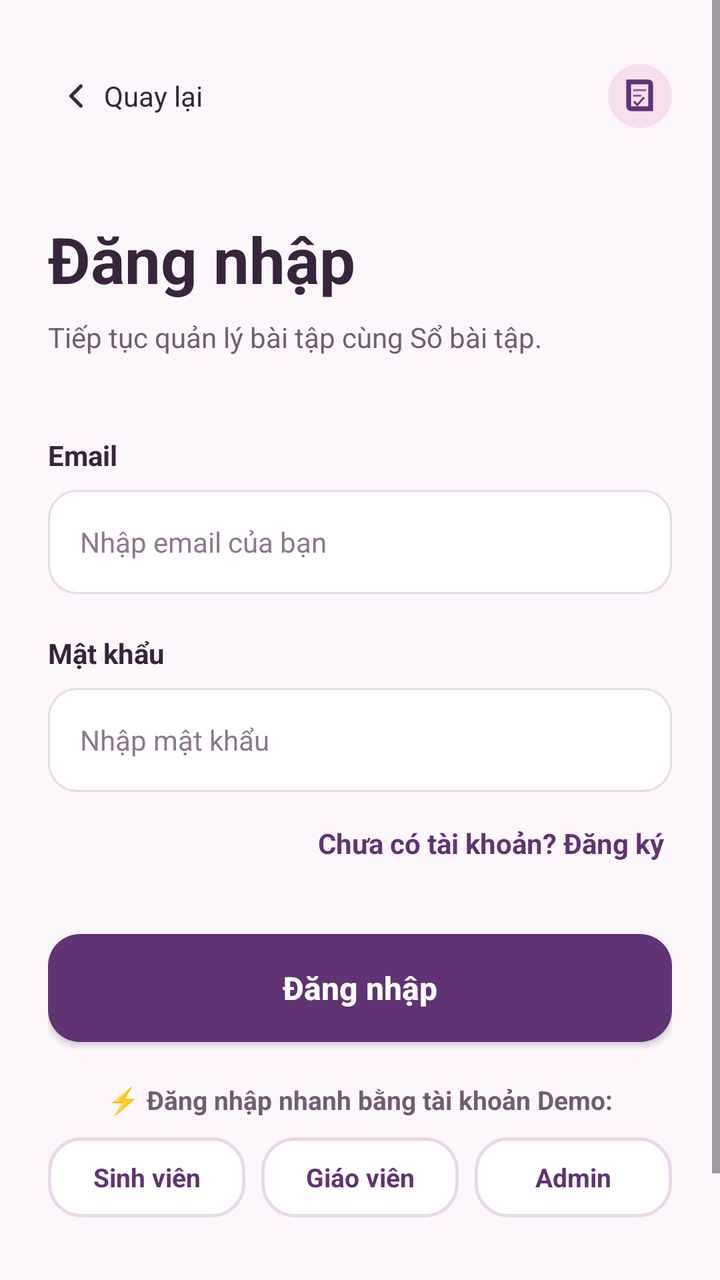
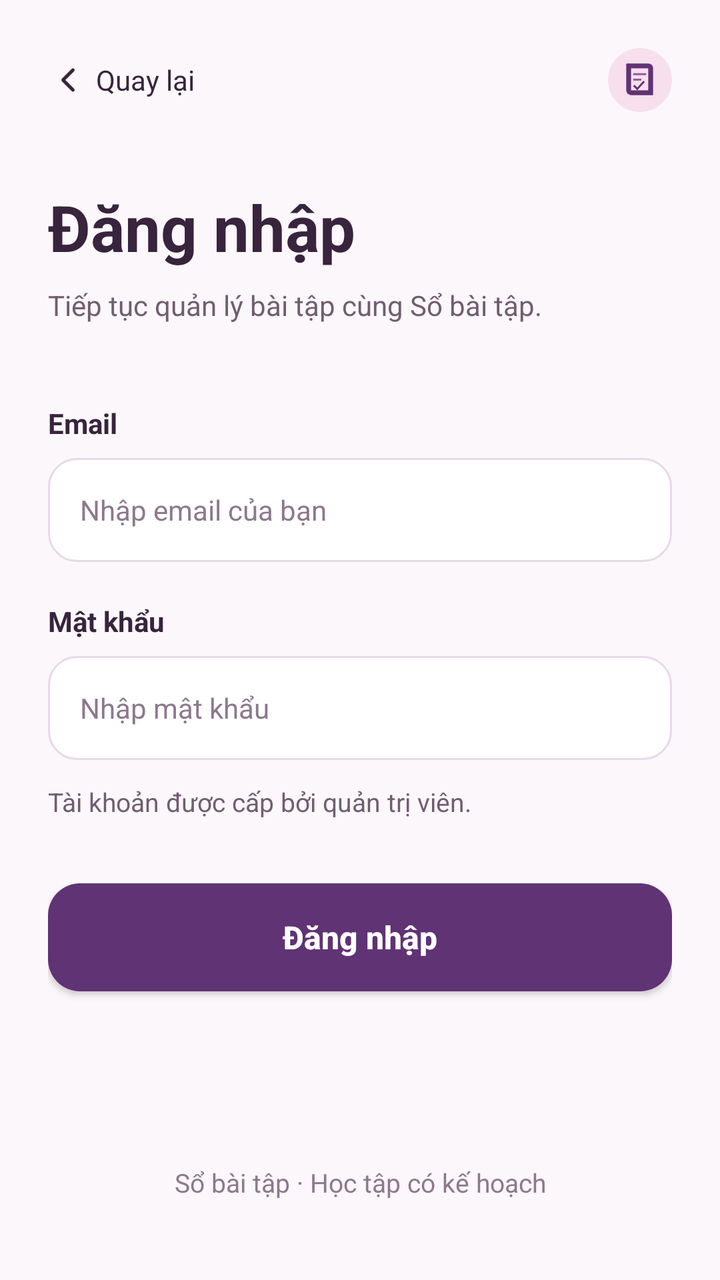

Compare the two renders of this Android layout. The source of the first and the diff that turns it into the second are given below.
<!-- AndroidManifest.xml: application theme Theme.QuanLyBaiTapSinhVien -->
<!-- res/layout/activity_login.xml -->
<?xml version="1.0" encoding="utf-8"?>
<ScrollView xmlns:android="http://schemas.android.com/apk/res/android"
    xmlns:app="http://schemas.android.com/apk/res-auto"
    xmlns:tools="http://schemas.android.com/tools"
    android:layout_width="match_parent"
    android:layout_height="match_parent"
    android:background="@color/bg_screen"
    android:fillViewport="true"
    android:fitsSystemWindows="true"
    tools:context=".LoginActivity">

    <androidx.constraintlayout.widget.ConstraintLayout
        android:id="@+id/mainLayout"
        android:layout_width="match_parent"
        android:layout_height="wrap_content"
        android:padding="24dp">

        
        <LinearLayout
            android:id="@+id/layoutTopBar"
            android:layout_width="match_parent"
            android:layout_height="wrap_content"
            android:gravity="center_vertical"
            android:orientation="horizontal"
            app:layout_constraintEnd_toEndOf="parent"
            app:layout_constraintStart_toStartOf="parent"
            app:layout_constraintTop_toTopOf="parent">

            
            <LinearLayout
                android:id="@+id/btnQuayLai"
                android:layout_width="wrap_content"
                android:layout_height="wrap_content"
                android:minHeight="48dp"
                android:background="?android:attr/selectableItemBackgroundBorderless"
                android:clickable="true"
                android:focusable="true"
                android:gravity="center_vertical"
                android:orientation="horizontal"
                android:paddingStart="4dp"
                android:paddingEnd="12dp"
                android:paddingTop="8dp"
                android:paddingBottom="8dp">

                <ImageView
                    android:layout_width="20dp"
                    android:layout_height="20dp"
                    android:contentDescription="Quay lại"
                    android:src="@drawable/ic_back_arrow" />

                <TextView
                    android:layout_width="wrap_content"
                    android:layout_height="wrap_content"
                    android:layout_marginStart="4dp"
                    android:text="Quay lại"
                    android:textColor="@color/text_primary"
                    android:textSize="14sp" />
            </LinearLayout>

            <View
                android:layout_width="0dp"
                android:layout_height="1dp"
                android:layout_weight="1" />

            
            <ImageView
                android:layout_width="32dp"
                android:layout_height="32dp"
                android:background="@drawable/bg_logo_card"
                android:contentDescription="@string/app_name"
                android:padding="5dp"
                android:src="@drawable/ic_app_mark" />
        </LinearLayout>

        
        <TextView
            android:id="@+id/tvTitle"
            android:layout_width="wrap_content"
            android:layout_height="wrap_content"
            android:layout_marginTop="36dp"
            android:text="Đăng nhập"
            android:textColor="@color/text_primary"
            android:textSize="32sp"
            android:textStyle="bold"
            app:layout_constraintStart_toStartOf="parent"
            app:layout_constraintTop_toBottomOf="@+id/layoutTopBar" />

        
        <TextView
            android:id="@+id/tvSubtitle"
            android:layout_width="wrap_content"
            android:layout_height="wrap_content"
            android:layout_marginTop="8dp"
            android:text="Tiếp tục quản lý bài tập cùng Sổ bài tập."
            android:textColor="@color/text_secondary"
            android:textSize="14sp"
            app:layout_constraintStart_toStartOf="parent"
            app:layout_constraintTop_toBottomOf="@+id/tvTitle" />

        
        <LinearLayout
            android:id="@+id/layoutForm"
            android:layout_width="match_parent"
            android:layout_height="wrap_content"
            android:layout_marginTop="40dp"
            android:orientation="vertical"
            app:layout_constraintEnd_toEndOf="parent"
            app:layout_constraintStart_toStartOf="parent"
            app:layout_constraintTop_toBottomOf="@+id/tvSubtitle">

            
            <TextView
                android:layout_width="wrap_content"
                android:layout_height="wrap_content"
                android:text="Email"
                android:textColor="@color/text_primary"
                android:textSize="14sp"
                android:textStyle="bold" />

            
            <EditText
                android:id="@+id/etTenDangNhap"
                android:layout_width="match_parent"
                android:layout_height="52dp"
                android:layout_marginTop="8dp"
                android:background="@drawable/bg_input_field"
                android:hint="Nhập email của bạn"
                android:inputType="textEmailAddress"
                android:paddingHorizontal="16dp"
                android:textColor="@color/text_primary"
                android:textColorHint="@color/text_hint"
                android:textSize="14sp" />

            
            <TextView
                android:layout_width="wrap_content"
                android:layout_height="wrap_content"
                android:layout_marginTop="20dp"
                android:text="Mật khẩu"
                android:textColor="@color/text_primary"
                android:textSize="14sp"
                android:textStyle="bold" />

            
            <EditText
                android:id="@+id/etMatKhau"
                android:layout_width="match_parent"
                android:layout_height="52dp"
                android:layout_marginTop="8dp"
                android:background="@drawable/bg_input_field"
                android:hint="Nhập mật khẩu"
                android:inputType="textPassword"
                android:paddingHorizontal="16dp"
                android:textColor="@color/text_primary"
                android:textColorHint="@color/text_hint"
                android:textSize="14sp" />

            
            <TextView
                android:id="@+id/tvDangKyNgay"
                android:layout_width="wrap_content"
                android:layout_height="wrap_content"
                android:layout_gravity="end"
                android:layout_marginTop="12dp"
                android:padding="4dp"
                android:text="Chưa có tài khoản? Đăng ký"
                android:textColor="@color/blue_primary"
                android:textSize="14sp"
                android:textStyle="bold" />
        </LinearLayout>

        
        <androidx.appcompat.widget.AppCompatButton
            android:id="@+id/btnThucHienDangNhap"
            android:layout_width="match_parent"
            android:layout_height="54dp"
            android:layout_marginTop="32dp"
            android:background="@drawable/bg_blue_button"
            android:text="Đăng nhập"
            android:textAllCaps="false"
            android:textColor="@color/white"
            android:textSize="16sp"
            android:textStyle="bold"
            app:layout_constraintEnd_toEndOf="parent"
            app:layout_constraintStart_toStartOf="parent"
            app:layout_constraintTop_toBottomOf="@+id/layoutForm" />

        
        <LinearLayout
            android:id="@+id/layoutDemoAccounts"
            android:layout_width="match_parent"
            android:layout_height="wrap_content"
            android:layout_marginTop="20dp"
            android:orientation="vertical"
            app:layout_constraintEnd_toEndOf="parent"
            app:layout_constraintStart_toStartOf="parent"
            app:layout_constraintTop_toBottomOf="@+id/btnThucHienDangNhap">

            <TextView
                android:layout_width="wrap_content"
                android:layout_height="wrap_content"
                android:layout_gravity="center_horizontal"
                android:text="⚡ Đăng nhập nhanh bằng tài khoản Demo:"
                android:textColor="@color/text_secondary"
                android:textSize="13sp"
                android:textStyle="bold" />

            <LinearLayout
                android:layout_width="match_parent"
                android:layout_height="wrap_content"
                android:layout_marginTop="10dp"
                android:orientation="horizontal">

                
                <TextView
                    android:id="@+id/btnDemoStudent"
                    android:layout_width="0dp"
                    android:layout_height="40dp"
                    android:layout_marginEnd="4dp"
                    android:layout_weight="1"
                    android:background="@drawable/bg_outline_button"
                    android:clickable="true"
                    android:focusable="true"
                    android:gravity="center"
                    android:text="Sinh viên"
                    android:textColor="@color/blue_primary"
                    android:textSize="13sp"
                    android:textStyle="bold" />

                
                <TextView
                    android:id="@+id/btnDemoTeacher"
                    android:layout_width="0dp"
                    android:layout_height="40dp"
                    android:layout_marginHorizontal="4dp"
                    android:layout_weight="1"
                    android:background="@drawable/bg_outline_button"
                    android:clickable="true"
                    android:focusable="true"
                    android:gravity="center"
                    android:text="Giáo viên"
                    android:textColor="@color/blue_primary"
                    android:textSize="13sp"
                    android:textStyle="bold" />

                
                <TextView
                    android:id="@+id/btnDemoAdmin"
                    android:layout_width="0dp"
                    android:layout_height="40dp"
                    android:layout_marginStart="4dp"
                    android:layout_weight="1"
                    android:background="@drawable/bg_outline_button"
                    android:clickable="true"
                    android:focusable="true"
                    android:gravity="center"
                    android:text="Admin"
                    android:textColor="@color/blue_primary"
                    android:textSize="13sp"
                    android:textStyle="bold" />
            </LinearLayout>
        </LinearLayout>

        
        <TextView
            android:id="@+id/tvFootnote"
            android:layout_width="wrap_content"
            android:layout_height="wrap_content"
            android:layout_marginTop="32dp"
            android:layout_marginBottom="16dp"
            android:text="Sổ bài tập · Học tập có kế hoạch"
            android:textColor="@color/text_hint"
            android:textSize="13sp"
            app:layout_constraintBottom_toBottomOf="parent"
            app:layout_constraintEnd_toEndOf="parent"
            app:layout_constraintStart_toStartOf="parent"
            app:layout_constraintTop_toBottomOf="@+id/layoutDemoAccounts"
            app:layout_constraintVertical_bias="1.0" />

    </androidx.constraintlayout.widget.ConstraintLayout>
</ScrollView>
<!-- resources referenced by this layout -->
<resources>
  <color name="bg_screen">#FCF7FA</color>
  <color name="blue_primary">#603374</color>
  <color name="text_hint">#8D788E</color>
  <color name="text_primary">#38243D</color>
  <color name="text_secondary">#715D72</color>
  <color name="white">#FFFFFFFF</color>
  <!-- drawable bg_blue_button (drawable) -->
  <?xml version="1.0" encoding="utf-8"?>
  <ripple xmlns:android="http://schemas.android.com/apk/res/android"
      android:color="#33FFFFFF">
      <item>
          <shape android:shape="rectangle">
              <solid android:color="@color/blue_primary" />
              <corners android:radius="16dp" />
          </shape>
      </item>
  </ripple>
  <!-- drawable bg_input_field (drawable) -->
  <?xml version="1.0" encoding="utf-8"?>
  <shape xmlns:android="http://schemas.android.com/apk/res/android"
      android:shape="rectangle">
      <solid android:color="@color/input_bg" />
      <stroke
          android:width="1dp"
          android:color="@color/input_border" />
      <corners android:radius="14dp" />
  </shape>
  <!-- drawable bg_logo_card (drawable) -->
  <?xml version="1.0" encoding="utf-8"?>
  <shape xmlns:android="http://schemas.android.com/apk/res/android"
      android:shape="rectangle">
      <solid android:color="@color/blue_light_bg" />
      <corners android:radius="32dp" />
  </shape>
  <!-- drawable bg_outline_button (drawable) -->
  <?xml version="1.0" encoding="utf-8"?>
  <ripple xmlns:android="http://schemas.android.com/apk/res/android"
      android:color="#1A603374">
      <item>
          <shape android:shape="rectangle">
              <solid android:color="@color/white" />
              <stroke
                  android:width="1.5dp"
                  android:color="@color/input_border" />
              <corners android:radius="16dp" />
          </shape>
      </item>
  </ripple>
  <!-- drawable ic_app_mark (drawable) -->
  <?xml version="1.0" encoding="utf-8"?>
  <vector xmlns:android="http://schemas.android.com/apk/res/android"
      android:width="64dp" android:height="64dp"
      android:viewportWidth="64" android:viewportHeight="64">
      <path android:fillColor="#603374"
          android:pathData="M13,8h31a7,7 0,0 1,7 7v39H19a7,7 0,0 1,-7 -7V9a1,1 0,0 1,1 -1z" />
      <path android:fillColor="#F7DFED"
          android:pathData="M19,15h25v32H19z" />
      <path android:fillColor="#915CA1"
          android:pathData="M22,22h19v3H22zM22,30h12v3H22z" />
      <path android:fillColor="#603374"
          android:pathData="M24,39l4,4 9,-10 2,2 -11,12 -6,-6z" />
  </vector>
  <!-- drawable ic_back_arrow (drawable) -->
  <?xml version="1.0" encoding="utf-8"?>
  <vector xmlns:android="http://schemas.android.com/apk/res/android"
      android:width="24dp"
      android:height="24dp"
      android:viewportWidth="24"
      android:viewportHeight="24">
      <path
          android:fillColor="#00000000"
          android:pathData="M15 18l-6-6 6-6"
          android:strokeColor="@color/text_primary"
          android:strokeWidth="2"
          android:strokeLineCap="round"
          android:strokeLineJoin="round" />
  </vector>
  <string name="app_name">Sổ bài tập</string>
  <style name="Theme.QuanLyBaiTapSinhVien" parent="Base.Theme.QuanLyBaiTapSinhVien" />
  <color name="input_bg">#FFFFFF</color>
  <color name="input_border">#E7D9E8</color>
  <color name="blue_light_bg">#F7DFED</color>
  <style name="Base.Theme.QuanLyBaiTapSinhVien" parent="Theme.Material3.DayNight.NoActionBar">
          
          <item name="colorPrimary">@color/blue_primary</item>
          <item name="colorPrimaryVariant">@color/blue_primary_dark</item>
          <item name="colorOnPrimary">@color/white</item>
          <item name="android:statusBarColor">@color/bg_screen</item>
          <item name="android:windowLightStatusBar">true</item>
          <item name="android:windowBackground">@color/bg_screen</item>
      </style>
  <color name="blue_primary_dark">#4C295D</color>
</resources>

<!-- the commit's change to res/layout/activity_login.xml (unified diff, before → after) -->
@@ -10,7 +10,6 @@
     tools:context=".LoginActivity">
 
     <androidx.constraintlayout.widget.ConstraintLayout
-        android:id="@+id/mainLayout"
         android:layout_width="match_parent"
         android:layout_height="wrap_content"
         android:padding="24dp">
@@ -31,16 +30,12 @@
                 android:id="@+id/btnQuayLai"
                 android:layout_width="wrap_content"
                 android:layout_height="wrap_content"
-                android:minHeight="48dp"
                 android:background="?android:attr/selectableItemBackgroundBorderless"
                 android:clickable="true"
                 android:focusable="true"
                 android:gravity="center_vertical"
                 android:orientation="horizontal"
-                android:paddingStart="4dp"
-                android:paddingEnd="12dp"
-                android:paddingTop="8dp"
-                android:paddingBottom="8dp">
+                android:paddingEnd="12dp">
 
                 <ImageView
                     android:layout_width="20dp"
@@ -157,16 +152,12 @@
 
             
             <TextView
-                android:id="@+id/tvDangKyNgay"
-                android:layout_width="wrap_content"
+                android:layout_width="match_parent"
                 android:layout_height="wrap_content"
-                android:layout_gravity="end"
                 android:layout_marginTop="12dp"
-                android:padding="4dp"
-                android:text="Chưa có tài khoản? Đăng ký"
-                android:textColor="@color/blue_primary"
-                android:textSize="14sp"
-                android:textStyle="bold" />
+                android:text="Tài khoản được cấp bởi quản trị viên."
+                android:textColor="@color/text_secondary"
+                android:textSize="13sp" />
         </LinearLayout>
 
         
@@ -186,87 +177,11 @@
             app:layout_constraintTop_toBottomOf="@+id/layoutForm" />
 
         
-        <LinearLayout
-            android:id="@+id/layoutDemoAccounts"
-            android:layout_width="match_parent"
-            android:layout_height="wrap_content"
-            android:layout_marginTop="20dp"
-            android:orientation="vertical"
-            app:layout_constraintEnd_toEndOf="parent"
-            app:layout_constraintStart_toStartOf="parent"
-            app:layout_constraintTop_toBottomOf="@+id/btnThucHienDangNhap">
-
-            <TextView
-                android:layout_width="wrap_content"
-                android:layout_height="wrap_content"
-                android:layout_gravity="center_horizontal"
-                android:text="⚡ Đăng nhập nhanh bằng tài khoản Demo:"
-                android:textColor="@color/text_secondary"
-                android:textSize="13sp"
-                android:textStyle="bold" />
-
-            <LinearLayout
-                android:layout_width="match_parent"
-                android:layout_height="wrap_content"
-                android:layout_marginTop="10dp"
-                android:orientation="horizontal">
-
-                
-                <TextView
-                    android:id="@+id/btnDemoStudent"
-                    android:layout_width="0dp"
-                    android:layout_height="40dp"
-                    android:layout_marginEnd="4dp"
-                    android:layout_weight="1"
-                    android:background="@drawable/bg_outline_button"
-                    android:clickable="true"
-                    android:focusable="true"
-                    android:gravity="center"
-                    android:text="Sinh viên"
-                    android:textColor="@color/blue_primary"
-                    android:textSize="13sp"
-                    android:textStyle="bold" />
-
-                
-                <TextView
-                    android:id="@+id/btnDemoTeacher"
-                    android:layout_width="0dp"
-                    android:layout_height="40dp"
-                    android:layout_marginHorizontal="4dp"
-                    android:layout_weight="1"
-                    android:background="@drawable/bg_outline_button"
-                    android:clickable="true"
-                    android:focusable="true"
-                    android:gravity="center"
-                    android:text="Giáo viên"
-                    android:textColor="@color/blue_primary"
-                    android:textSize="13sp"
-                    android:textStyle="bold" />
-
-                
-                <TextView
-                    android:id="@+id/btnDemoAdmin"
-                    android:layout_width="0dp"
-                    android:layout_height="40dp"
-                    android:layout_marginStart="4dp"
-                    android:layout_weight="1"
-                    android:background="@drawable/bg_outline_button"
-                    android:clickable="true"
-                    android:focusable="true"
-                    android:gravity="center"
-                    android:text="Admin"
-                    android:textColor="@color/blue_primary"
-                    android:textSize="13sp"
-                    android:textStyle="bold" />
-            </LinearLayout>
-        </LinearLayout>
-
-        
         <TextView
             android:id="@+id/tvFootnote"
             android:layout_width="wrap_content"
             android:layout_height="wrap_content"
-            android:layout_marginTop="32dp"
+            android:layout_marginTop="40dp"
             android:layout_marginBottom="16dp"
             android:text="Sổ bài tập · Học tập có kế hoạch"
             android:textColor="@color/text_hint"
@@ -274,7 +189,7 @@
             app:layout_constraintBottom_toBottomOf="parent"
             app:layout_constraintEnd_toEndOf="parent"
             app:layout_constraintStart_toStartOf="parent"
-            app:layout_constraintTop_toBottomOf="@+id/layoutDemoAccounts"
+            app:layout_constraintTop_toBottomOf="@+id/btnThucHienDangNhap"
             app:layout_constraintVertical_bias="1.0" />
 
     </androidx.constraintlayout.widget.ConstraintLayout>
<!-- resource entries referenced after the edit -->
@@ -34,20 +34,6 @@
       <solid android:color="@color/blue_light_bg" />
       <corners android:radius="32dp" />
   </shape>
-  <!-- drawable bg_outline_button (drawable) -->
-  <?xml version="1.0" encoding="utf-8"?>
-  <ripple xmlns:android="http://schemas.android.com/apk/res/android"
-      android:color="#1A603374">
-      <item>
-          <shape android:shape="rectangle">
-              <solid android:color="@color/white" />
-              <stroke
-                  android:width="1.5dp"
-                  android:color="@color/input_border" />
-              <corners android:radius="16dp" />
-          </shape>
-      </item>
-  </ripple>
   <!-- drawable ic_app_mark (drawable) -->
   <?xml version="1.0" encoding="utf-8"?>
   <vector xmlns:android="http://schemas.android.com/apk/res/android"
